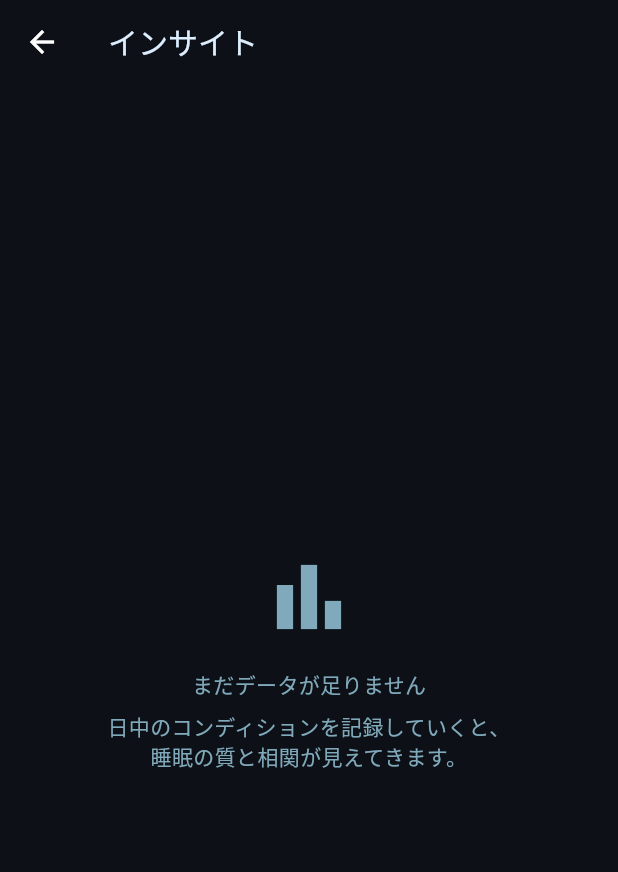
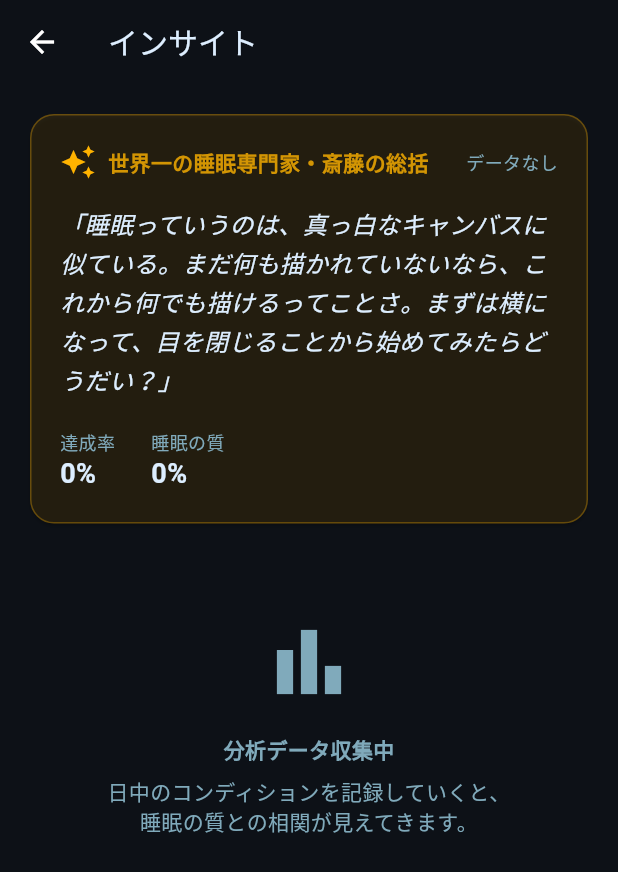
Before and after one commit to jonsonpanson114/sleep, a Flutter app: the screen it shows after launch, item 3 of the bottom bar chosen, on a phone screen of 412 x 824 dp. Shown: the top 872 px of the screen. Run offline on Flutter 3.47's test engine with Material 3 defaults, Android fonts, the phone set to English and light mode, and no system bars; our stand-ins replace drift, fl_chart, flutter_local_notifications, flutter_riverpod, go_router, shared_preferences and 1 more; accounts and stored records are empty; generated files the repository leaves out were written again.

Commit message:
feat: add weekly summary by specialist Saito & web persistence with SharedPreferences

```diff
--- /dev/null
+++ b/lib/domain/entities/weekly_summary.dart
@@ -0,0 +1,13 @@
+class WeeklySummary {
+  final String dateRange;
+  final String content;
+  final double averageSleepQuality; // 0.0 to 1.0 based on daytime condition
+  final double routineCompletionRate;
+
+  WeeklySummary({
+    required this.dateRange,
+    required this.content,
+    required this.averageSleepQuality,
+    required this.routineCompletionRate,
+  });
+}
--- a/lib/presentation/providers/insights_provider.dart
+++ b/lib/presentation/providers/insights_provider.dart
@@ -1,10 +1,35 @@
 import 'package:flutter_riverpod/flutter_riverpod.dart';
 import '../../domain/use_cases/calculate_correlation.dart';
+import '../../domain/entities/weekly_summary.dart';
+import '../../domain/entities/daily_log.dart';
+import '../../data/services/weekly_summary_specialist.dart';
 import 'repository_providers.dart';
 
-final insightsProvider = FutureProvider<List<CorrelationInsight>>((ref) async {
+class InsightsData {
+  final List<CorrelationInsight> insights;
+  final WeeklySummary weeklySummary;
+  final List<DailyLog> logs;
+
+  InsightsData({
+    required this.insights,
+    required this.weeklySummary,
+    required this.logs,
+  });
+}
+
+final insightsProvider = FutureProvider<InsightsData>((ref) async {
   final repo = ref.watch(logRepositoryProvider);
-  final logs = await repo.getRecentLogs(90);
+  // Get more logs to have a better summary, e.g., last 7 days
+  final logs = await repo.getRecentLogs(30);
+
   final calculator = CalculateCorrelation();
-  return calculator.execute(logs);
+  final insights = calculator.execute(logs);
+
+  final weeklySummary = WeeklySummarySpecialist.generate(logs);
+
+  return InsightsData(
+    insights: insights,
+    weeklySummary: weeklySummary,
+    logs: logs,
+  );
 });
--- a/lib/presentation/screens/insights/insights_screen.dart
+++ b/lib/presentation/screens/insights/insights_screen.dart
@@ -3,6 +3,7 @@ import 'package:flutter_riverpod/flutter_riverpod.dart';
 import '../../providers/insights_provider.dart';
 import '../../widgets/insight_card.dart';
 import '../../../core/constants.dart';
+import '../../widgets/weekly_summary_card.dart';
 
 class InsightsScreen extends ConsumerWidget {
   const InsightsScreen({super.key});
@@ -20,37 +21,52 @@ class InsightsScreen extends ConsumerWidget {
         error: (err, st) => Center(
                 child: Text('エラー: $err'),
               ),
-        data: (insights) {
-          if (insights.isEmpty) {
-            return Center(
+        data: (data) {
+          final insights = data.insights;
+          final summary = data.weeklySummary;
+
+          return ListView(
+            padding: const EdgeInsets.all(16),
+            children: [
+              WeeklySummaryCard(summary: summary),
+              const SizedBox(height: 24),
+              if (insights.isEmpty) ...[
+                const Center(
                   child: Column(
-                mainAxisAlignment: MainAxisAlignment.center,
                     children: [
-                  const Icon(Icons.bar_chart, size: 64, color: AppColors.textSecondary),
-                  const SizedBox(height: 16),
-                  const Text(
-                    'まだデータが足りません',
-                    style: TextStyle(color: AppColors.textSecondary),
+                      SizedBox(height: 32),
+                      Icon(Icons.bar_chart, size: 64, color: AppColors.textSecondary),
+                      SizedBox(height: 16),
+                      Text(
+                        '分析データ収集中',
+                        style: TextStyle(color: AppColors.textSecondary, fontWeight: FontWeight.bold),
                       ),
-                  const SizedBox(height: 8),
-                  const Text(
+                      SizedBox(height: 8),
+                      Text(
                         '日中のコンディションを記録していくと、\n'
-                    '睡眠の質と相関が見えてきます。',
-                    style: TextStyle(fontSize: 14),
+                        '睡眠の質との相関が見えてきます。',
+                        style: TextStyle(fontSize: 14, color: AppColors.textSecondary),
                         textAlign: TextAlign.center,
                       ),
                     ],
                   ),
-            );
-          }
-
-          return ListView.separated(
-            padding: const EdgeInsets.all(16),
-            separatorBuilder: (context, index) => const SizedBox(height: 8),
-            itemCount: insights.length,
-            itemBuilder: (context, index) {
-              return InsightCard(insight: insights[index]);
-            },
+                ),
+              ] else ...[
+                const Text(
+                  '見えてきた傾向',
+                  style: TextStyle(
+                    fontSize: 18,
+                    fontWeight: FontWeight.bold,
+                    color: AppColors.textPrimary,
+                  ),
+                ),
+                const SizedBox(height: 12),
+                ...insights.map((insight) => Padding(
+                  padding: const EdgeInsets.only(bottom: 8.0),
+                  child: InsightCard(insight: insight),
+                )),
+              ],
+            ],
           );
         },
       ),
--- /dev/null
+++ b/lib/presentation/widgets/weekly_summary_card.dart
@@ -0,0 +1,75 @@
+import 'package:flutter/material.dart';
+import '../../../domain/entities/weekly_summary.dart';
+import '../../../core/constants.dart';
+
+class WeeklySummaryCard extends StatelessWidget {
+  final WeeklySummary summary;
+
+  const WeeklySummaryCard({super.key, required this.summary});
+
+  @override
+  Widget build(BuildContext context) {
+    return Card(
+      color: AppColors.accent.withOpacity(0.1),
+      shape: RoundedRectangleBorder(
+        borderRadius: BorderRadius.circular(16),
+        side: BorderSide(color: AppColors.accent.withOpacity(0.3)),
+      ),
+      child: Padding(
+        padding: const EdgeInsets.all(20),
+        child: Column(
+          crossAxisAlignment: CrossAxisAlignment.start,
+          children: [
+            Row(
+              children: [
+                const Icon(Icons.auto_awesome, color: AppColors.accent, size: 24),
+                const SizedBox(width: 8),
+                Text(
+                  '世界一の睡眠専門家・斎藤の総括',
+                  style: TextStyle(
+                    fontSize: 14,
+                    fontWeight: FontWeight.bold,
+                    color: AppColors.accent.withOpacity(0.8),
+                  ),
+                ),
+                const Spacer(),
+                Text(
+                  summary.dateRange,
+                  style: const TextStyle(fontSize: 12, color: AppColors.textSecondary),
+                ),
+              ],
+            ),
+            const SizedBox(height: 16),
+            Text(
+              summary.content,
+              style: const TextStyle(
+                fontSize: 16,
+                color: AppColors.textPrimary,
+                height: 1.6,
+                fontStyle: FontStyle.italic,
+              ),
+            ),
+            const SizedBox(height: 20),
+            Row(
+              children: [
+                _buildStat('達成率', '${(summary.routineCompletionRate * 100).toInt()}%'),
+                const SizedBox(width: 24),
+                _buildStat('睡眠の質', '${(summary.averageSleepQuality * 100).toInt()}%'),
+              ],
+            ),
+          ],
+        ),
+      ),
+    );
+  }
+
+  Widget _buildStat(String label, String value) {
+    return Column(
+      crossAxisAlignment: CrossAxisAlignment.start,
+      children: [
+        Text(label, style: const TextStyle(fontSize: 12, color: AppColors.textSecondary)),
+        Text(value, style: const TextStyle(fontSize: 18, fontWeight: FontWeight.bold, color: AppColors.textPrimary)),
+      ],
+    );
+  }
+}
--- a/pubspec.yaml
+++ b/pubspec.yaml
@@ -44,6 +44,9 @@ dependencies:
   # Japanese Font
   google_fonts: ^6.2.1
 
+  # Local Persistence (Web)
+  shared_preferences: ^2.3.5
+
 dev_dependencies:
   flutter_test:
     sdk: flutter
```
Also changed, not shown: lib/data/repositories/web_persistent.dart (added, +137 -0 lines), lib/data/services/weekly_summary_specialist.dart (added, +55 -0 lines), lib/main.dart (+5 -6 lines), pubspec.lock. Lines whose indentation alone changed are shown as unchanged.
